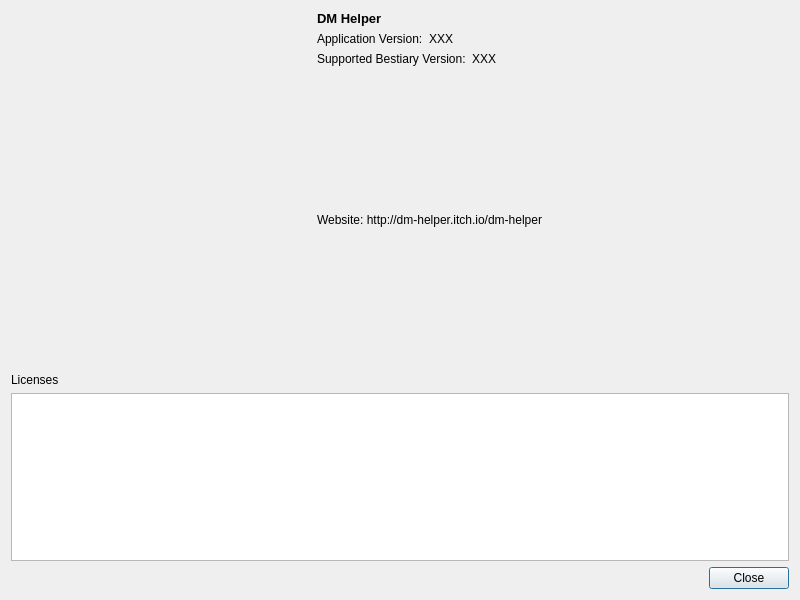
MMetze/DMHelper, file DMHelper/src/aboutdialog.ui: the form before one commit.
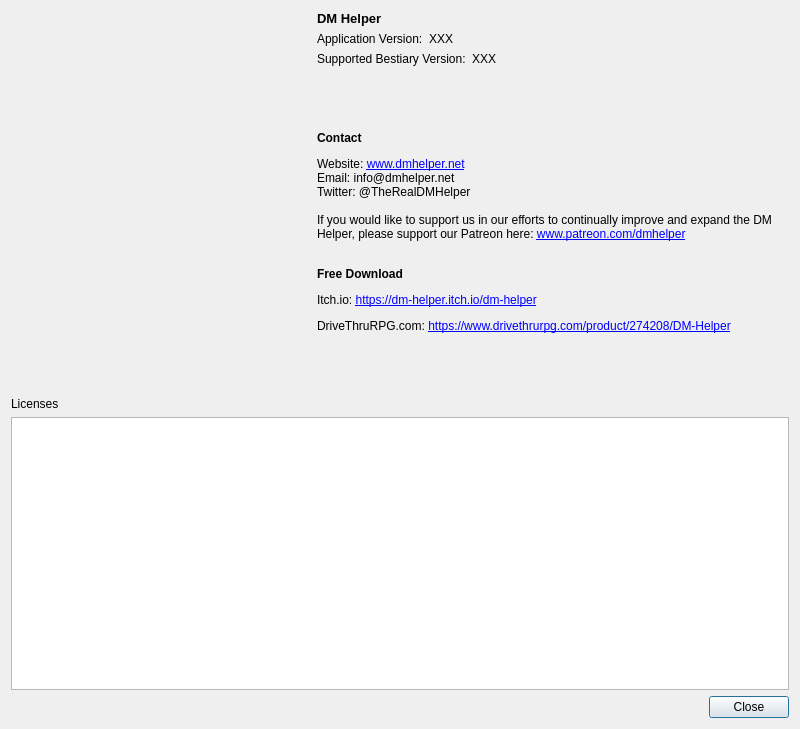
The form after the commit. Icons and pictures are not drawn.

Commit message: Updating legal and contact details

What changed in the file:
```diff
--- a/DMHelper/src/aboutdialog.ui
+++ b/DMHelper/src/aboutdialog.ui
@@ -7,7 +7,7 @@
     <x>0</x>
     <y>0</y>
     <width>800</width>
-    <height>600</height>
+    <height>729</height>
    </rect>
   </property>
   <property name="minimumSize">
@@ -175,11 +175,14 @@
        <item>
         <widget class="QLabel" name="label_6">
          <property name="text">
-          <string>Website: http://dm-helper.itch.io/dm-helper</string>
+          <string>&lt;html&gt;&lt;head/&gt;&lt;body&gt;&lt;p&gt;&lt;span style=&quot; font-weight:600;&quot;&gt;Contact&lt;/span&gt;&lt;/p&gt;&lt;p&gt;Website: &lt;a href=&quot;www.dmhelper.net&quot;&gt;&lt;span style=&quot; text-decoration: underline; color:#0000ff;&quot;&gt;www.dmhelper.net&lt;/span&gt;&lt;/a&gt;&lt;br/&gt;Email: info@dmhelper.net&lt;br/&gt;Twitter: @TheRealDMHelper&lt;br/&gt;&lt;br/&gt;If you would like to support us in our efforts to continually improve and expand the DM Helper, please support our Patreon here: &lt;a href=&quot;www.patreon.com/dmhelper&quot;&gt;&lt;span style=&quot; text-decoration: underline; color:#0000ff;&quot;&gt;www.patreon.com/dmhelper&lt;/span&gt;&lt;/a&gt;&lt;br/&gt;&lt;/p&gt;&lt;p&gt;&lt;span style=&quot; font-weight:600;&quot;&gt;Free Download&lt;/span&gt;&lt;/p&gt;&lt;p&gt;Itch.io: &lt;a href=&quot;https://dm-helper.itch.io/dm-helper&quot;&gt;&lt;span style=&quot; text-decoration: underline; color:#0000ff;&quot;&gt;https://dm-helper.itch.io/dm-helper&lt;/span&gt;&lt;/a&gt;&lt;/p&gt;&lt;p&gt;DriveThruRPG.com: &lt;a href=&quot;https://www.drivethrurpg.com/product/274208/DM-Helper&quot;&gt;&lt;span style=&quot; text-decoration: underline; color:#0000ff;&quot;&gt;https://www.drivethrurpg.com/product/274208/DM-Helper&lt;/span&gt;&lt;/a&gt;&lt;/p&gt;&lt;/body&gt;&lt;/html&gt;</string>
          </property>
          <property name="textFormat">
           <enum>Qt::RichText</enum>
          </property>
+         <property name="wordWrap">
+          <bool>true</bool>
+         </property>
          <property name="openExternalLinks">
           <bool>true</bool>
          </property>
```
The commit also changes 4 other files.
